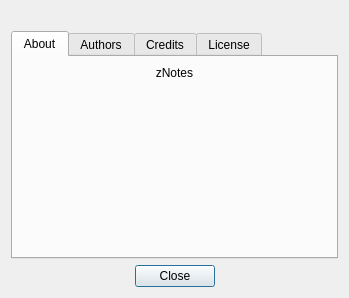
This is trunk/znotes/aboutDialog.ui in rgfernandes/qtdesktop as Qt 5 draws it before an edit. The edited form follows.
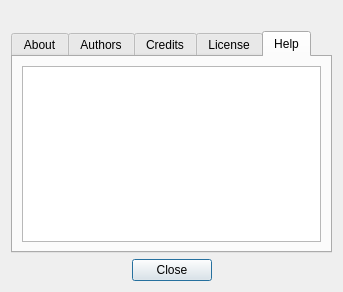
This is the edited form. The open tabs and pages were chosen to show the change. Icons and pictures are not drawn.

What changed in the file:
```diff
--- a/trunk/znotes/aboutDialog.ui
+++ b/trunk/znotes/aboutDialog.ui
@@ -6,8 +6,8 @@
    <rect>
     <x>0</x>
     <y>0</y>
-    <width>349</width>
-    <height>298</height>
+    <width>343</width>
+    <height>292</height>
    </rect>
   </property>
   <property name="windowTitle">
@@ -97,6 +97,16 @@
        </item>
       </layout>
      </widget>
+     <widget class="QWidget" name="tpHelp">
+      <attribute name="title">
+       <string>Help</string>
+      </attribute>
+      <layout class="QVBoxLayout" name="verticalLayout_6">
+       <item>
+        <widget class="QTextBrowser" name="lbHelp"/>
+       </item>
+      </layout>
+     </widget>
     </widget>
    </item>
    <item>
```
Left out of the diff: 3 changed lines with no effect on the pictures.
